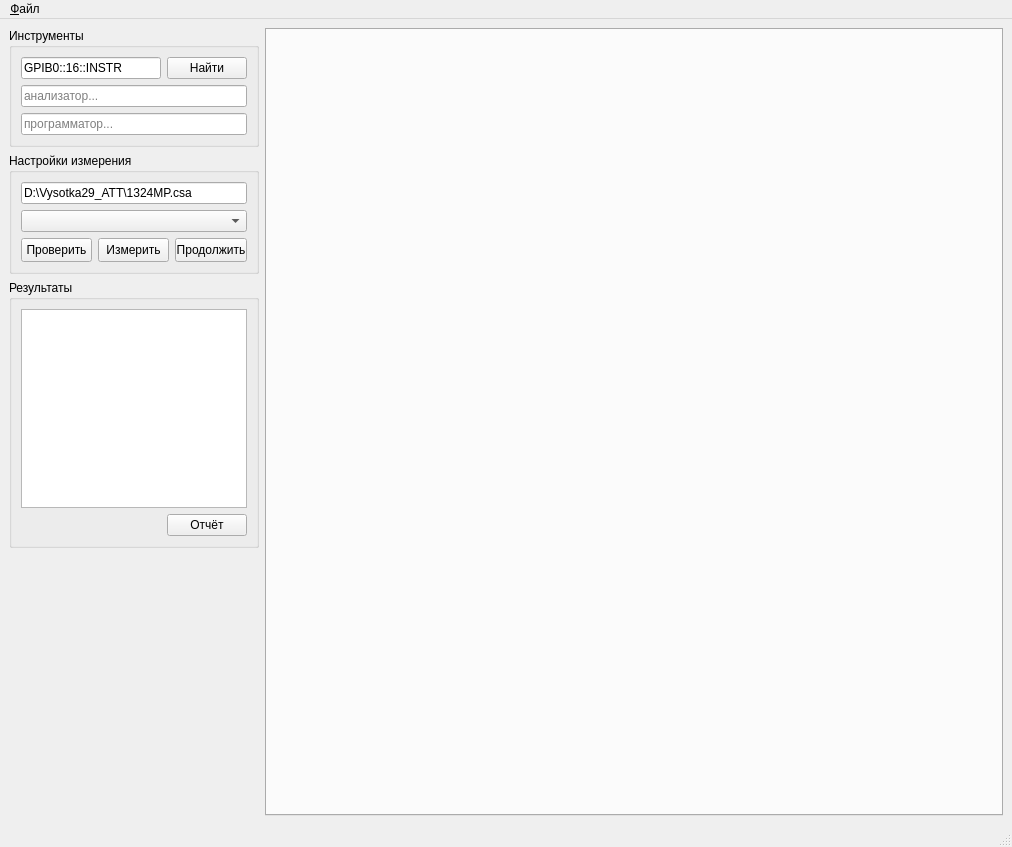
igrekus/att_measure_2, file mainwindow.ui: the form before one commit.
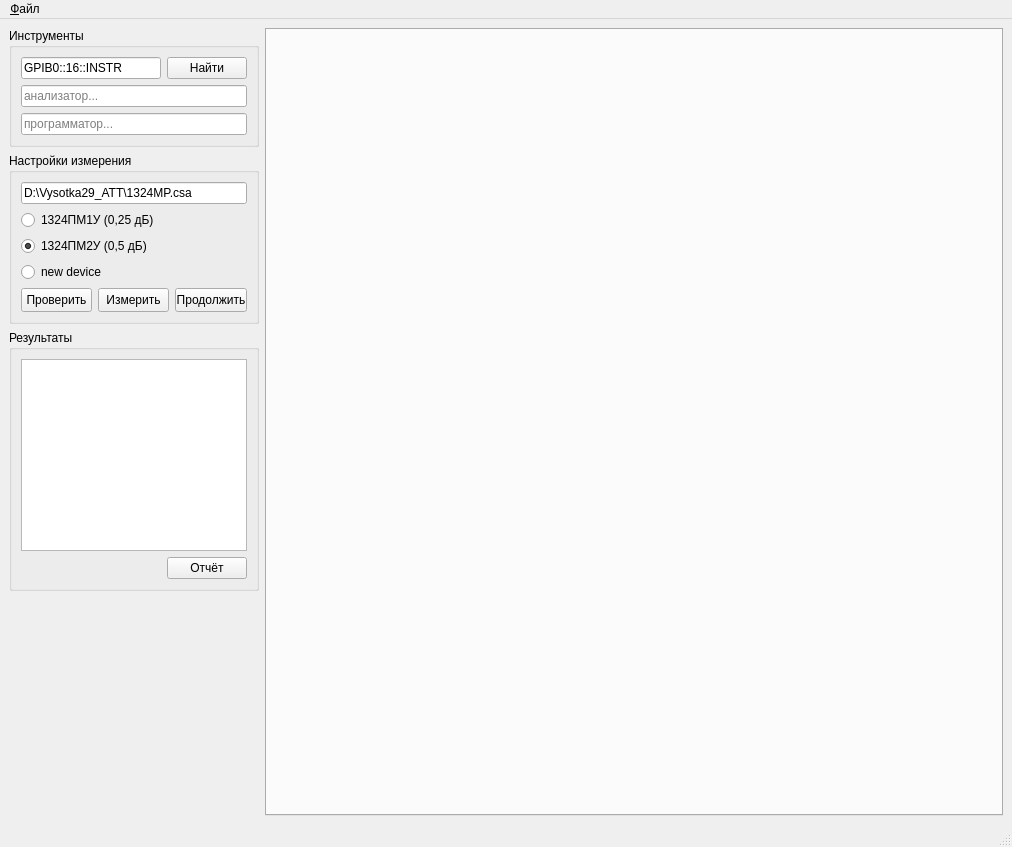
The form after the commit.

Commit message:
FEAT: replace combobox with radio buttons
add new device

```diff
--- a/mainwindow.ui
+++ b/mainwindow.ui
@@ -105,18 +105,26 @@
           </widget>
          </item>
          <item>
-          <widget class="QComboBox" name="comboDevice">
-           <property name="sizePolicy">
-            <sizepolicy hsizetype="Minimum" vsizetype="Fixed">
-             <horstretch>0</horstretch>
-             <verstretch>0</verstretch>
-            </sizepolicy>
+          <widget class="QRadioButton" name="radioPm1u">
+           <property name="text">
+            <string>1324ПМ1У (0,25 дБ)</string>
            </property>
-           <property name="minimumSize">
-            <size>
-             <width>0</width>
-             <height>20</height>
-            </size>
+          </widget>
+         </item>
+         <item>
+          <widget class="QRadioButton" name="radioPm2u">
+           <property name="text">
+            <string>1324ПМ2У (0,5 дБ)</string>
+           </property>
+           <property name="checked">
+            <bool>true</bool>
+           </property>
+          </widget>
+         </item>
+         <item>
+          <widget class="QRadioButton" name="radioButton_3">
+           <property name="text">
+            <string>new device</string>
            </property>
           </widget>
          </item>
```
The commit also changes 2 other files.
